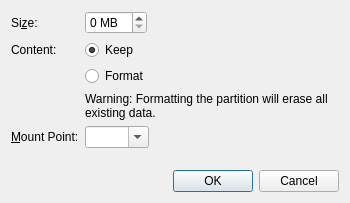
The window that src/modules/partition/EditExistingPartitionDialog.ui (calamares/calamares) describes before a commit, drawn with Qt 5.
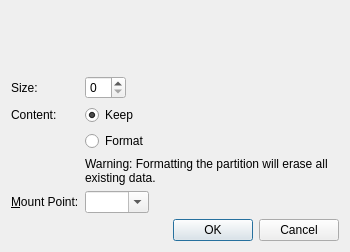
The same window after the commit. Custom widgets are drawn as their Qt base class.

Commit message: EditExistingPartitionDialog: Visual resizing of partitions

```diff
--- a/src/modules/partition/EditExistingPartitionDialog.ui
+++ b/src/modules/partition/EditExistingPartitionDialog.ui
@@ -7,11 +7,11 @@
     <x>0</x>
     <y>0</y>
     <width>350</width>
-    <height>203</height>
+    <height>236</height>
    </rect>
   </property>
   <property name="sizePolicy">
-   <sizepolicy hsizetype="Minimum" vsizetype="Minimum">
+   <sizepolicy hsizetype="Preferred" vsizetype="Minimum">
     <horstretch>0</horstretch>
     <verstretch>0</verstretch>
    </sizepolicy>
@@ -20,29 +20,31 @@
    <string>Edit Existing Partition</string>
   </property>
   <layout class="QVBoxLayout" name="verticalLayout">
+   <property name="sizeConstraint">
+    <enum>QLayout::SetMinimumSize</enum>
+   </property>
+   <item>
+    <widget class="PartResizerWidget" name="partResizerWidget" native="true">
+     <property name="sizePolicy">
+      <sizepolicy hsizetype="Expanding" vsizetype="Fixed">
+       <horstretch>0</horstretch>
+       <verstretch>0</verstretch>
+      </sizepolicy>
+     </property>
+     <property name="minimumSize">
+      <size>
+       <width>0</width>
+       <height>59</height>
+      </size>
+     </property>
+    </widget>
+   </item>
    <item>
     <layout class="QFormLayout" name="formLayout">
      <property name="fieldGrowthPolicy">
       <enum>QFormLayout::ExpandingFieldsGrow</enum>
      </property>
-     <item row="0" column="0">
-      <widget class="QLabel" name="label">
-       <property name="text">
-        <string>Si&amp;ze:</string>
-       </property>
-       <property name="buddy">
-        <cstring>sizeSpinBox</cstring>
-       </property>
-      </widget>
-     </item>
-     <item row="0" column="1">
-      <widget class="PartitionSizeWidget" name="sizeSpinBox">
-       <property name="suffix">
-        <string> MB</string>
-       </property>
-      </widget>
-     </item>
-     <item row="1" column="0">
+     <item row="2" column="0">
       <widget class="QLabel" name="label_3">
        <property name="text">
         <string>Content:</string>
@@ -52,7 +54,7 @@
        </property>
       </widget>
      </item>
-     <item row="1" column="1">
+     <item row="2" column="1">
       <widget class="QRadioButton" name="keepRadioButton">
        <property name="text">
         <string>Keep</string>
@@ -62,15 +64,21 @@
        </property>
       </widget>
      </item>
-     <item row="2" column="1">
+     <item row="3" column="1">
       <widget class="QRadioButton" name="formatRadioButton">
        <property name="text">
         <string>Format</string>
        </property>
       </widget>
      </item>
-     <item row="3" column="1">
+     <item row="4" column="1">
       <widget class="QLabel" name="label_2">
+       <property name="sizePolicy">
+        <sizepolicy hsizetype="Expanding" vsizetype="Fixed">
+         <horstretch>0</horstretch>
+         <verstretch>0</verstretch>
+        </sizepolicy>
+       </property>
        <property name="text">
         <string>Warning: Formatting the partition will erase all existing data.</string>
        </property>
@@ -129,6 +137,19 @@
        </item>
       </widget>
      </item>
+     <item row="1" column="0">
+      <widget class="QLabel" name="label">
+       <property name="text">
+        <string>Size:</string>
+       </property>
+       <property name="buddy">
+        <cstring>sizeSpinBox</cstring>
+       </property>
+      </widget>
+     </item>
+     <item row="1" column="1">
+      <widget class="QSpinBox" name="sizeSpinBox"/>
+     </item>
     </layout>
    </item>
    <item>
@@ -145,9 +166,10 @@
  </widget>
  <customwidgets>
   <customwidget>
-   <class>PartitionSizeWidget</class>
-   <extends>QSpinBox</extends>
-   <header location="global">PartitionSizeWidget.h</header>
+   <class>PartResizerWidget</class>
+   <extends>QWidget</extends>
+   <header location="global">gui/partresizerwidget.h</header>
+   <container>1</container>
   </customwidget>
  </customwidgets>
  <tabstops>
```
The commit also changes 4 other files.
